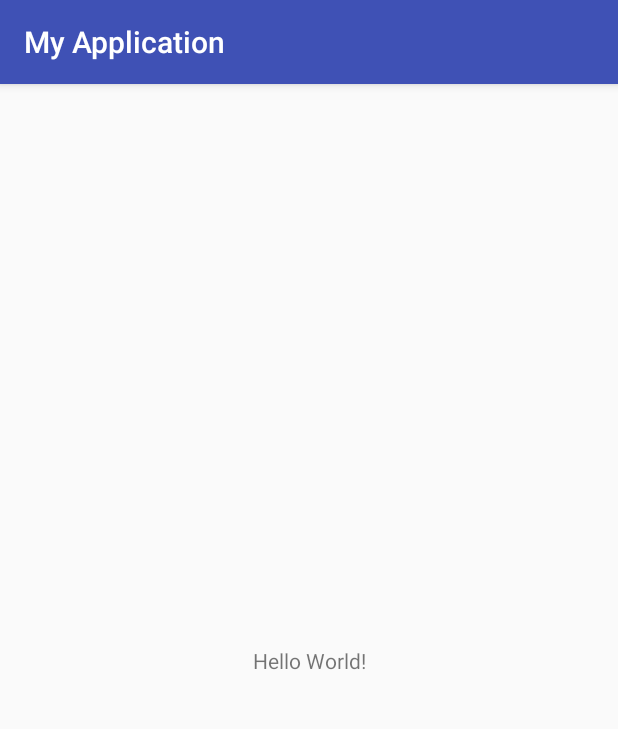
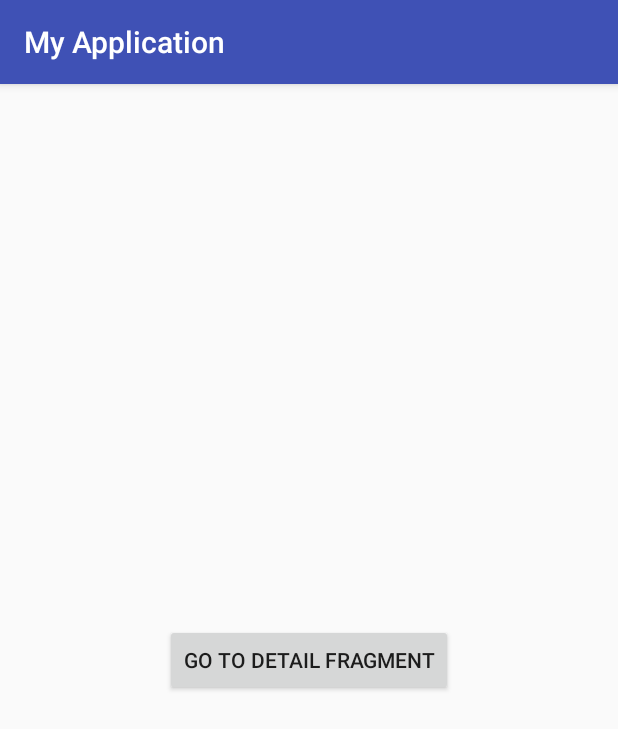
Before and after one commit to volhakaleda/FragmentsNetworking, an Android app: the screen it shows after launch (MainActivity), on a phone screen of 412 x 824 dp. Shown: the top 729 px of the screen. Run offline under Robolectric (Android 15) with nearby library versions, the phone set to English and light mode, and no system bars.

Commit message:
complete part 01

```diff
--- a/app/src/main/java/com/volha/myapplication/MainActivity.java
+++ b/app/src/main/java/com/volha/myapplication/MainActivity.java
@@ -1,7 +1,11 @@
 package com.volha.myapplication;
 
+import android.support.v4.app.FragmentManager;
+import android.support.v4.app.FragmentTransaction;
 import android.support.v7.app.AppCompatActivity;
 import android.os.Bundle;
+import android.view.View;
+import android.widget.Button;
 
 public class MainActivity extends AppCompatActivity {
 
@@ -9,5 +13,12 @@ public class MainActivity extends AppCompatActivity {
   protected void onCreate(Bundle savedInstanceState) {
     super.onCreate(savedInstanceState);
     setContentView(R.layout.activity_main);
+
+    final FragmentManager manager = getSupportFragmentManager();
+    FragmentTransaction transaction = manager.beginTransaction();
+    MainFragment fragment = new MainFragment();
+    transaction.add(R.id.fragment_container, fragment);
+    transaction.commit();
+
   }
 }
--- /dev/null
+++ b/app/src/main/java/com/volha/myapplication/MainFragment.java
@@ -0,0 +1,40 @@
+package com.volha.myapplication;
+
+import android.os.Bundle;
+import android.support.annotation.Nullable;
+import android.support.v4.app.Fragment;
+import android.support.v4.app.FragmentTransaction;
+import android.view.LayoutInflater;
+import android.view.View;
+import android.view.ViewGroup;
+import android.widget.Button;
+
+public class MainFragment extends Fragment{
+
+  private Button button;
+
+  @Override
+  public View onCreateView(LayoutInflater inflater, ViewGroup container,
+                           Bundle savedInstanceState) {
+
+    View view = inflater.inflate(R.layout.main_fragment, container, false);
+    button = view.findViewById(R.id.button);
+    return view;
+  }
+
+  @Override
+  public void onViewCreated(View view, @Nullable Bundle savedInstanceState) {
+    super.onViewCreated(view, savedInstanceState);
+
+    button.setOnClickListener(new View.OnClickListener() {
+      @Override
+      public void onClick(View v) {
+        FragmentTransaction transaction = getActivity().getSupportFragmentManager().beginTransaction();
+        DetailFragment fragment = new DetailFragment();
+        transaction.replace(R.id.fragment_container, fragment);
+        transaction.addToBackStack("detailFragment");
+        transaction.commit();
+      }
+    });
+  }
+}
--- a/app/src/main/res/layout/activity_main.xml
+++ b/app/src/main/res/layout/activity_main.xml
@@ -1,21 +1,9 @@
 <?xml version="1.0" encoding="utf-8"?>
-<android.support.constraint.ConstraintLayout
+<FrameLayout
   xmlns:android="http://schemas.android.com/apk/res/android"
-  xmlns:app="http://schemas.android.com/apk/res-auto"
   xmlns:tools="http://schemas.android.com/tools"
+  android:id="@+id/fragment_container"
   android:layout_width="match_parent"
   android:layout_height="match_parent"
   tools:context=".MainActivity"
-  >
-
-    <TextView
-      android:layout_width="wrap_content"
-      android:layout_height="wrap_content"
-      android:text="Hello World!"
-      app:layout_constraintBottom_toBottomOf="parent"
-      app:layout_constraintLeft_toLeftOf="parent"
-      app:layout_constraintRight_toRightOf="parent"
-      app:layout_constraintTop_toTopOf="parent"
-      />
-
-</android.support.constraint.ConstraintLayout>
+/>
--- /dev/null
+++ b/app/src/main/res/layout/main_fragment.xml
@@ -0,0 +1,17 @@
+<?xml version="1.0" encoding="utf-8"?>
+<LinearLayout xmlns:android="http://schemas.android.com/apk/res/android"
+  android:orientation="vertical"
+  android:layout_width="match_parent"
+  android:layout_height="match_parent"
+  android:gravity="center_vertical"
+  >
+
+    <Button
+      android:id="@+id/button"
+      android:layout_width="wrap_content"
+      android:layout_height="wrap_content"
+      android:text="Go to Detail Fragment"
+      android:layout_gravity="center"
+      />
+
+</LinearLayout>
```
Also changed, not shown: app/src/main/java/com/volha/myapplication/DetailFragment.java (added, +17 -0 lines), app/src/main/res/layout/detail_fragment.xml (added, +13 -0 lines).
